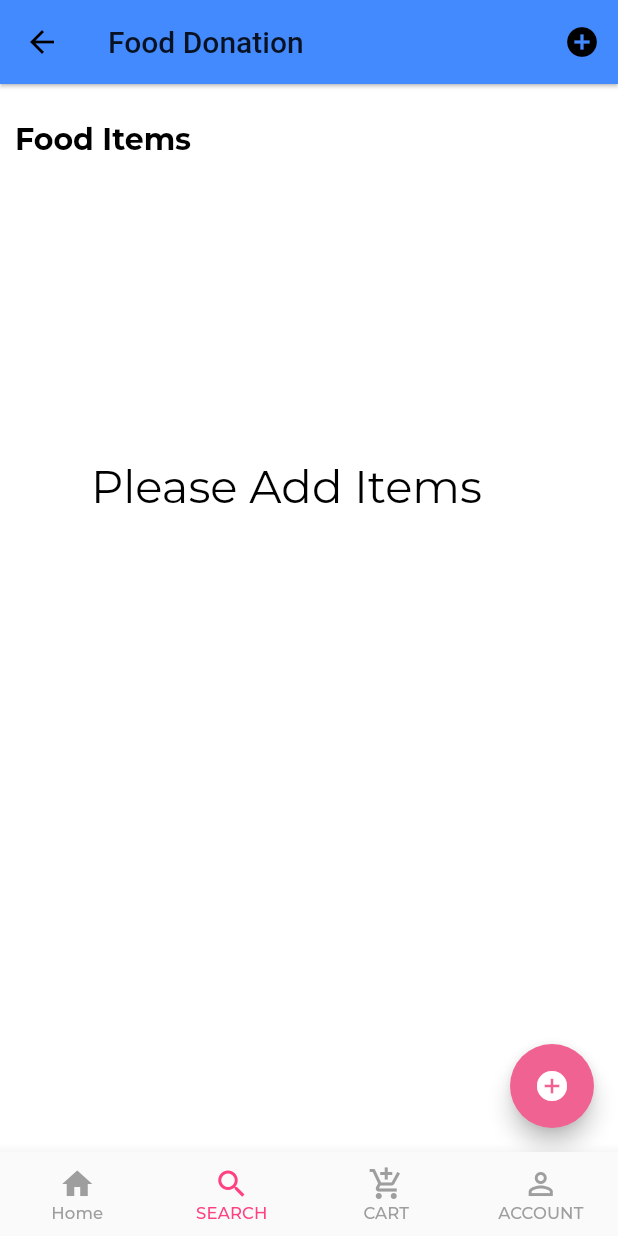
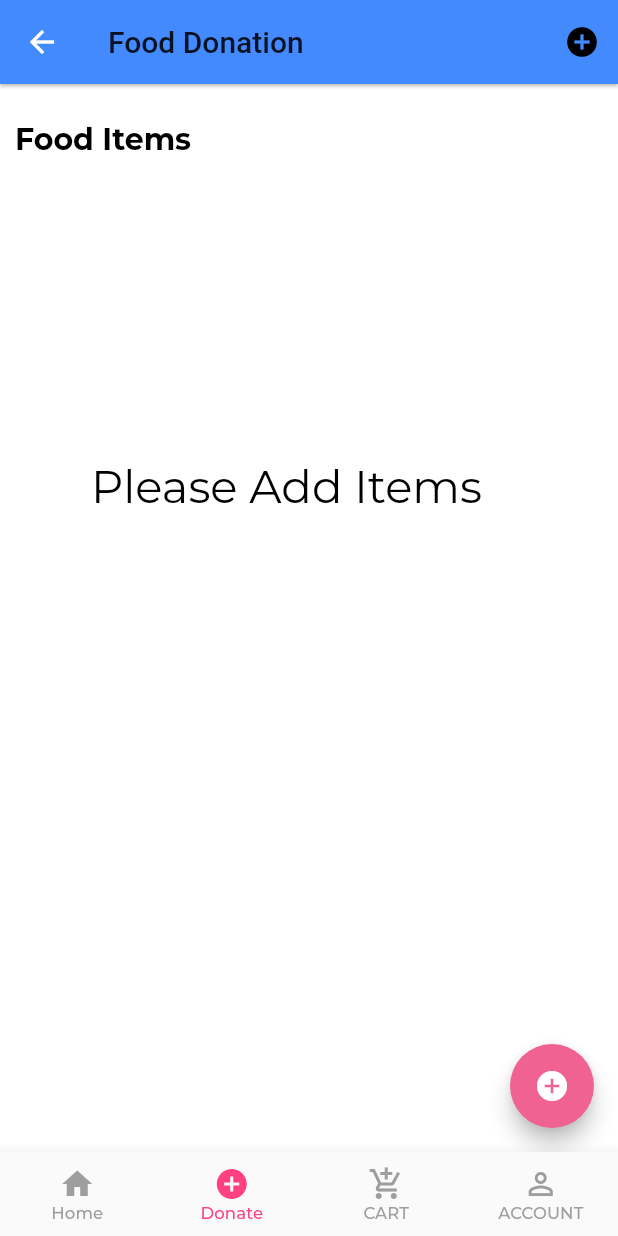
Before and after one commit to coderprodigy/Software_FD, a Flutter app: the HomeBottomNavigationScreenTwo screen opened directly, item 2 of the bottom bar chosen, on a phone screen of 412 x 824 dp. Run offline on Flutter 3.47's test engine with Material 2 defaults, Android fonts, the phone set to English and light mode, and no system bars; our stand-ins replace flutter_swiper, google_fonts.

Commit message:
back button fix

```diff
--- a/lib/views/home_donor.dart
+++ b/lib/views/home_donor.dart
@@ -52,8 +52,8 @@ class _HomeBottomNavigationScreenStateTwo
             title: Text('Home'),
           ),
           BottomNavigationBarItem(
-            icon: Icon(Icons.search),
-            title: Text('SEARCH'),
+            icon: Icon(Icons.add_circle),
+            title: Text('Donate'),
           ),
           BottomNavigationBarItem(
             icon: Icon(Icons.add_shopping_cart),
--- a/lib/views/restaurant_add.dart
+++ b/lib/views/restaurant_add.dart
@@ -2,6 +2,7 @@ import 'dart:io';
 
 import 'package:flutter/material.dart';
 import 'package:flutter/cupertino.dart';
+import 'package:swiggy_ui/views/swiggy/swiggy_screen_2.dart';
 import '../widgets/new_transactions.dart';
 import '../widgets/transaction_list.dart';
 import '../models/foodlist.dart';
@@ -148,6 +149,13 @@ class _MyHomePageStateTwo extends State<MyHomePageTwo> {
             ),
           )
         : AppBar(
+          leading: IconButton(
+    icon: Icon(Icons.arrow_back, color: Colors.white),
+               onPressed: () {
+          Navigator.of(context)
+              .push(MaterialPageRoute(builder: (_) => SwiggyScreenTwo()));
+        },
+  ),
           backgroundColor: Colors.blueAccent,
             title: const Text('Food Donation'),
           //   theme: ThemeData(
```
Also changed, not shown: 2 other files.
